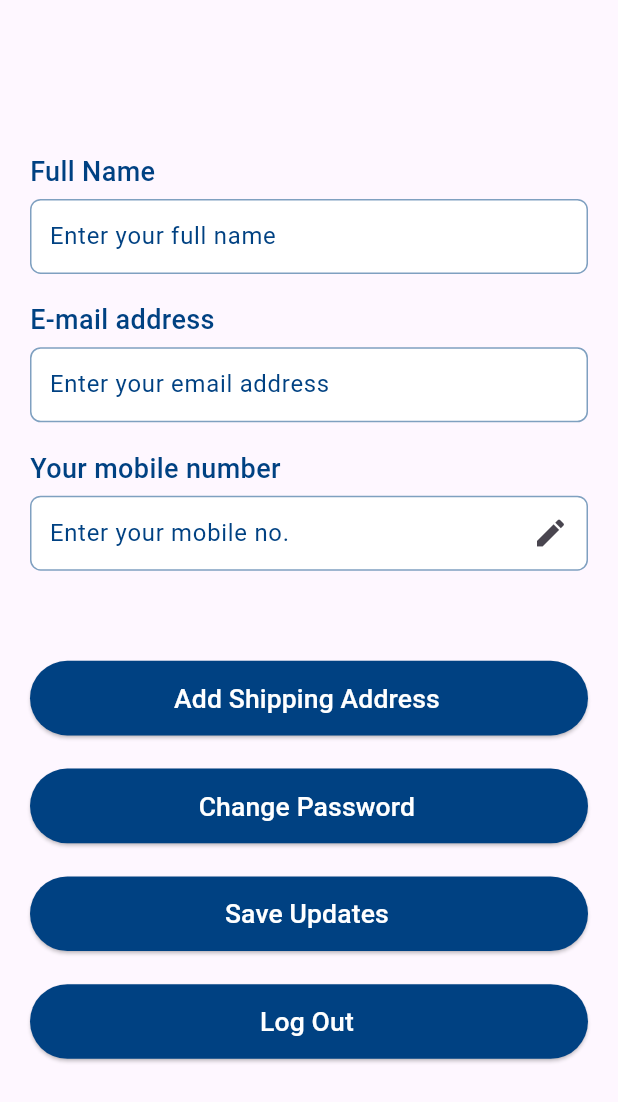
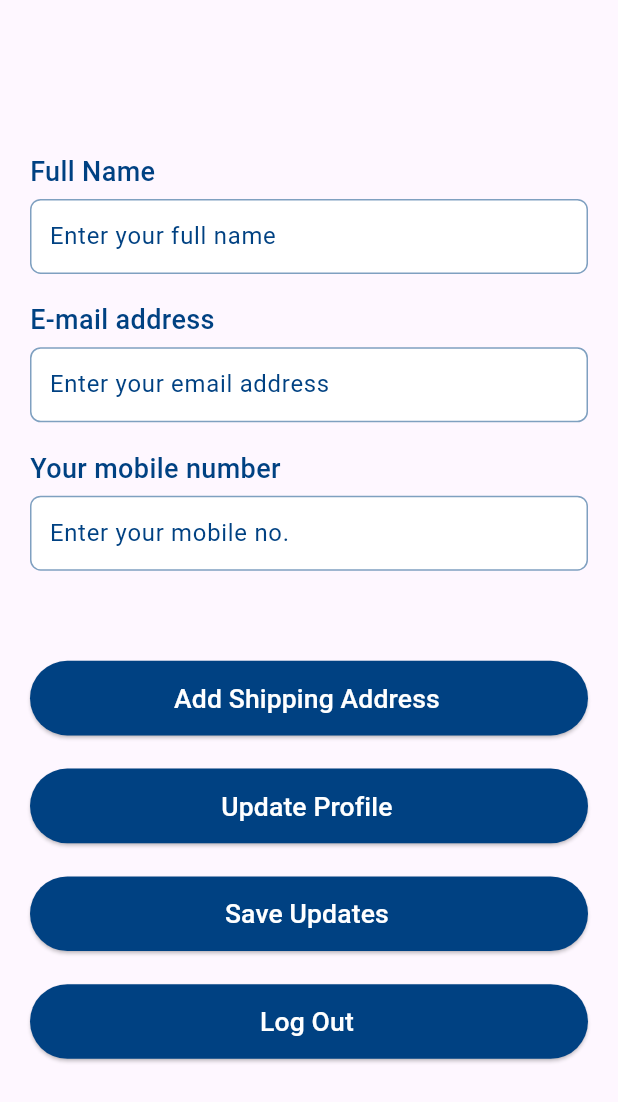
Before and after one commit to marianfayez/e_commerce, a Flutter app: the ProfileTab widget shown alone on an empty page, opened directly, after a tap on "Save Updates", on a phone screen of 412 x 824 dp. Shown: the top 1102 px of the screen. Run offline on Flutter 3.47's test engine with Material 3 defaults, Android fonts, the phone set to English and light mode, and no system bars; our stand-ins replace auto_route, auto_size_text, bloc, cached_network_image, dartz, dio and 12 more; missing offline and left inert: carousel_slider_plus, colornames; accounts and stored records are empty; network calls fail; Roboto replaces fonts that are missing (Poppins).

Commit message:
trying to update profile

```diff
--- a/lib/core/resources/endpoints.dart
+++ b/lib/core/resources/endpoints.dart
@@ -6,6 +6,7 @@ class EndPoints {
   static const String cart = "/api/v1/cart";
   static const String addToFavorite = "/api/v1/wishlist";
   static const String addAddress = "/api/v1/addresses";
+  static const String updateProfile = "/api/v1/users/updateMe/";
 
   static String subCategories(String id) =>
       "/api/v1/categories/$id/subcategories";
--- a/lib/features/auth/presentation/screens/sign_up_screen.dart
+++ b/lib/features/auth/presentation/screens/sign_up_screen.dart
@@ -136,11 +136,6 @@ class SignUpScreen extends StatelessWidget {
                         controller: mobileController,
                         validation: AppValidators.validatePhoneNumber,
                         textInputType: TextInputType.phone,
-                        onTap: () async {
-                          final prefs = await SharedPrefsHelper.getInstance();
-                          await prefs.setValue<String>(
-                              'phone', mobileController.text);
-                        },
                       ),
                       SizedBox(
                         height: 50.h,
--- a/lib/features/main/profile/data/data_sources/remote/profile_remote_ds.dart
+++ b/lib/features/main/profile/data/data_sources/remote/profile_remote_ds.dart
@@ -5,7 +5,7 @@ import 'package:e_commerce_app/features/main/profile/data/models/address_model.d
 abstract class ProfileRemoteDs {
   Future<AuthModel> profile();
 
-  Future<AuthModel> updatePhoneNumber({required String phone});
+  Future<AuthModel> updateUserProfile({required User user});
 
   Future<AddressModel> addAddress({required AddressData model});
 
--- a/lib/features/main/profile/data/data_sources/remote/profile_remote_ds_impl.dart
+++ b/lib/features/main/profile/data/data_sources/remote/profile_remote_ds_impl.dart
@@ -105,29 +105,32 @@ class ProfileRemoteDsImpl implements ProfileRemoteDs {
   }
 
   @override
-  Future<AuthModel> updatePhoneNumber({required String phone}) async{
+  Future<AuthModel> updateUserProfile({required User user}) async {
     try {
       final prefs = await SharedPrefsHelper.getInstance();
+      final token = prefs.getValue<String>('token');
 
-      final token = prefs.getValue<String>('token');
-      final name = prefs.getValue<String>('name');
-      final email = prefs.getValue<String>('email');
-      if (name == null || email == null || token == null) {
-        throw Exception('User data not found in local storage');
+      var response = await apiManager
+          .putData(EndPoints.updateProfile, body: user.toJson(), headers: {
+        "token": token,
+      });
+      final authModel = AuthModel.fromJson(response.data);
+      return authModel;
+    } on DioException catch (e) {
+      String message = "Something went wrong";
+
+      if (e.response?.data != null) {
+        final data = e.response!.data;
+        if (data is Map && data.containsKey("errors")) {
+          // ✅ السيرفر بيرجع errors في شكل {"errors": {"msg": "..."}}
+          message = data["errors"]["msg"] ?? data["message"] ?? message;
+        } else if (data is Map && data.containsKey("message")) {
+          message = data["message"];
+        }
       }
-      await prefs.setValue<String>('phone', phone);
-
-      final user = User(name: name, email: email, phone: phone);
-      final authModel = AuthModel(
-        message: 'Profile loaded successfully (local)',
-        user: user,
-        token: token,
-      );
-      return authModel;
-
-
-    } on DioException catch (e) {
-      throw Exception(e.error?.toString() ?? 'Unknown error occurred');
+      throw Exception(message);
+    } catch (e) {
+      throw Exception(e.toString());
     }
   }
 }
--- a/lib/features/main/profile/data/repositories/profile_repo_impl.dart
+++ b/lib/features/main/profile/data/repositories/profile_repo_impl.dart
@@ -58,9 +58,9 @@ class ProfileRepoImpl implements ProfileRepo {
   }
 
   @override
-  Future<Either<RouteFailures, AuthModel>> updatePhoneNumber({required String phone}) async{
+  Future<Either<RouteFailures, AuthModel>> updateUserProfile({required User user}) async{
     try {
-      var result = await profileRemoteDs.updatePhoneNumber(phone: phone);
+      var result = await profileRemoteDs.updateUserProfile(user: user);
       return Right(result);
     } catch (e) {
       print("Parsing error: $e");
--- a/lib/features/main/profile/domain/repositories/profile_repo.dart
+++ b/lib/features/main/profile/domain/repositories/profile_repo.dart
@@ -10,6 +10,6 @@ abstract class ProfileRepo {
   Future<Either<RouteFailures, AddressModel>> addAddress({required AddressData model});
   Future<Either<RouteFailures, AddressModel>> getAddresses();
   Future<Either<RouteFailures, AddressModel>> deleteAddress(String? id);
-  Future<Either<RouteFailures, AuthModel>> updatePhoneNumber({required String phone});
+  Future<Either<RouteFailures, AuthModel>> updateUserProfile({required User user});
 
 }
--- a/lib/features/main/profile/domain/use_cases/profile_use-case.dart
+++ b/lib/features/main/profile/domain/use_cases/profile_use-case.dart
@@ -12,6 +12,6 @@ class ProfileUseCase {
   ProfileUseCase(this.profileRepo);
 
   Future<Either<RouteFailures,AuthModel>>call()=>profileRepo.profile();
-  Future<Either<RouteFailures,AuthModel>>updatePhoneNumber({required String phone})=>profileRepo.updatePhoneNumber(phone: phone);
+  Future<Either<RouteFailures,AuthModel>>updateUserProfile({required User user})=>profileRepo.updateUserProfile(user: user);
 
 }
--- a/lib/features/main/profile/presentation/Bloc/profile_bloc.dart
+++ b/lib/features/main/profile/presentation/Bloc/profile_bloc.dart
@@ -1,4 +1,5 @@
 import 'package:bloc/bloc.dart';
+import 'package:e_commerce_app/features/auth/data/models/auth_model.dart';
 import 'package:e_commerce_app/features/main/profile/data/models/address_model.dart';
 import 'package:e_commerce_app/features/main/profile/domain/use_cases/add_address_use_case.dart';
 import 'package:e_commerce_app/features/main/profile/domain/use_cases/delete_address_use_case.dart';
@@ -119,9 +120,9 @@ class ProfileBloc extends Bloc<ProfileEvent, ProfileState> {
       });
     });
 
-    on<UpdatePhoneNumberEvent>((event, emit) async {
+    on<UpdateUserProfileEvent>((event, emit) async {
       emit(state.copyWith(getDataRequestState: RequestState.loading));
-      final result = await profileUseCase.updatePhoneNumber(phone:event.phone);
+      final result = await profileUseCase.updateUserProfile(user:event.user);
       return result.fold((error) {
         print("error response");
         print("❌ Error: $error");
--- a/lib/features/main/profile/presentation/Bloc/profile_event.dart
+++ b/lib/features/main/profile/presentation/Bloc/profile_event.dart
@@ -15,8 +15,8 @@ class DeleteAddressEvent extends ProfileEvent {
 
   DeleteAddressEvent({required this.id});
 }
-class UpdatePhoneNumberEvent extends ProfileEvent {
-  final String phone;
-  UpdatePhoneNumberEvent(this.phone);
+class UpdateUserProfileEvent extends ProfileEvent {
+  final User user;
+  UpdateUserProfileEvent(this.user);
 }
 class GetAddresses extends ProfileEvent {}
--- a/lib/features/main/profile/presentation/Screen/profile_tab.dart
+++ b/lib/features/main/profile/presentation/Screen/profile_tab.dart
@@ -8,6 +8,7 @@ import 'package:e_commerce_app/core/widgets/custom_elevated_button.dart';
 import 'package:e_commerce_app/core/widgets/main_text_field.dart';
 import 'package:e_commerce_app/core/widgets/validators.dart';
 import 'package:e_commerce_app/di.dart';
+import 'package:e_commerce_app/features/auth/data/models/auth_model.dart';
 import 'package:e_commerce_app/features/main/profile/data/models/address_model.dart';
 import 'package:e_commerce_app/features/main/profile/presentation/Bloc/profile_bloc.dart';
 import 'package:e_commerce_app/features/main/profile/presentation/Bloc/profile_state.dart';
@@ -34,6 +35,8 @@ class ProfileTabState extends State<ProfileTab> {
   String selectedAddressText = "";
   final TextEditingController addressController = TextEditingController();
   final TextEditingController phoneController = TextEditingController();
+  final TextEditingController nameController = TextEditingController();
+  final TextEditingController emailController = TextEditingController();
 
   @override
   void dispose() {
@@ -72,6 +75,8 @@ class ProfileTabState extends State<ProfileTab> {
         },
         builder: (context, state) {
           phoneController.text = state.authModel?.user?.phone ?? "";
+          nameController.text = state.authModel?.user?.name ?? "";
+          emailController.text = state.authModel?.user?.email ?? "";
           if (state.addressModel?.data != null &&
               state.addressModel!.data!.isNotEmpty &&
               state.addressModel!.data!.any((address) => address.id != null)) {
@@ -118,18 +123,9 @@ class ProfileTabState extends State<ProfileTab> {
                       backgroundColor: ColorManager.white,
                       hint: 'Enter your full name',
                       label: 'Full Name',
-                      controller: TextEditingController(
-                          text: state.authModel?.user?.name ?? ""),
+                      controller: nameController,
                       labelTextStyle: getMediumStyle(
                           color: ColorManager.primary, fontSize: FontSize.s18),
-                      // suffixIcon: IconButton(
-                      //   icon: SvgPicture.asset(SvgAssets.edit),
-                      //   onPressed: () {
-                      //     setState(() {
-                      //       isFullNameReadOnly = false;
-                      //     });
-                      //   },
-                      // ),
                       textInputType: TextInputType.text,
                       validation: AppValidators.validateFullName,
                       hintTextStyle:
@@ -144,18 +140,9 @@ class ProfileTabState extends State<ProfileTab> {
                       backgroundColor: ColorManager.white,
                       hint: 'Enter your email address',
                       label: 'E-mail address',
-                      controller: TextEditingController(
-                          text: state.authModel?.user?.email ?? ""),
+                      controller: emailController,
                       labelTextStyle: getMediumStyle(
                           color: ColorManager.primary, fontSize: FontSize.s18),
-                      // suffixIcon: IconButton(
-                      //   icon: SvgPicture.asset(SvgAssets.edit),
-                      //   onPressed: () {
-                      //     setState(() {
-                      //       isEmailReadOnly = false;
-                      //     });
-                      //   },
-                      // ),
                       textInputType: TextInputType.emailAddress,
                       validation: AppValidators.validateEmail,
                       hintTextStyle:
@@ -198,14 +185,6 @@ class ProfileTabState extends State<ProfileTab> {
                       label: 'Your mobile number',
                       labelTextStyle: getMediumStyle(
                           color: ColorManager.primary, fontSize: FontSize.s18),
-                      suffixIcon: IconButton(
-                        icon: const Icon(Icons.edit),
-                        onPressed: () {
-                          setState(() {
-                            isMobileNumberReadOnly = false;
-                          });
-                        },
-                      ),
                       textInputType: TextInputType.phone,
                       validation: AppValidators.validatePhoneNumber,
                       hintTextStyle:
@@ -227,14 +206,6 @@ class ProfileTabState extends State<ProfileTab> {
                         label: 'Your Address',
                         labelTextStyle: getMediumStyle(
                             color: ColorManager.primary, fontSize: 18),
-                        // suffixIcon: IconButton(
-                        //   icon: SvgPicture.asset(SvgAssets.edit),
-                        //   onPressed: () {
-                        //     setState(() {
-                        //       isAddressReadOnly = false;
-                        //     });
-                        //   },
-                        // ),
                         textInputType: TextInputType.streetAddress,
                         validation: AppValidators.validateFullName,
                         hintTextStyle:
@@ -313,17 +284,27 @@ class ProfileTabState extends State<ProfileTab> {
                     ),
                     SizedBox(height: 25.h),
                     CustomElevatedButton(
-                      label: 'Change Password',
-                      onTap: () async {},
+                      label: 'Update Profile',
+                      onTap: () {
+                        setState(() {
+                          isFullNameReadOnly = false;
+                          isEmailReadOnly = false;
+                          isMobileNumberReadOnly = false;
+                        });
+                      },
                     ),
                     SizedBox(height: 25.h),
                     CustomElevatedButton(
                       label: 'Save Updates',
                       onTap: () async {
-                        context
-                            .read<ProfileBloc>()
-                            .add(UpdatePhoneNumberEvent(phoneController.text));
+                        context.read<ProfileBloc>().add(UpdateUserProfileEvent(
+                            User(
+                                name: nameController.text,
+                                email: emailController.text,
+                                phone: phoneController.text)));
                         setState(() {
+                          isFullNameReadOnly = true;
+                          isEmailReadOnly = true;
                           isMobileNumberReadOnly = true;
                         });
                       },
```
